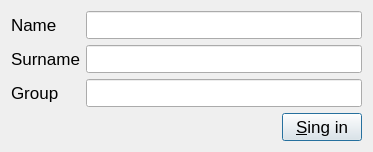
This is Translate/authenticationform.ui in gagikpog/TestAndTranslate as Qt 5 draws it before an edit. The edited form follows.
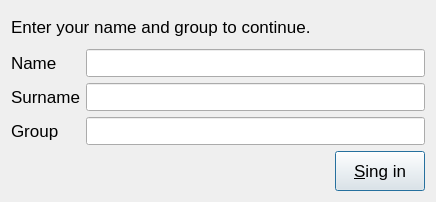
This is the edited form.

Commit message: ending authentication form

```diff
--- a/Translate/authenticationform.ui
+++ b/Translate/authenticationform.ui
@@ -6,10 +6,16 @@
    <rect>
     <x>0</x>
     <y>0</y>
-    <width>373</width>
-    <height>148</height>
+    <width>436</width>
+    <height>202</height>
    </rect>
   </property>
+  <property name="maximumSize">
+   <size>
+    <width>500</width>
+    <height>250</height>
+   </size>
+  </property>
   <property name="font">
    <font>
     <pointsize>13</pointsize>
@@ -19,6 +25,13 @@
    <string>Dialog</string>
   </property>
   <layout class="QVBoxLayout" name="verticalLayout">
+   <item>
+    <widget class="QLabel" name="lblTitle">
+     <property name="text">
+      <string>Enter your name and group to continue.</string>
+     </property>
+    </widget>
+   </item>
    <item>
     <layout class="QFormLayout" name="formLayout">
      <item row="0" column="0">
@@ -91,6 +104,12 @@
      </item>
      <item>
       <widget class="QPushButton" name="btmSingIn">
+       <property name="minimumSize">
+        <size>
+         <width>90</width>
+         <height>40</height>
+        </size>
+       </property>
        <property name="text">
         <string>&amp;Sing in</string>
        </property>
```
Left out of the diff: 9 changed lines with no effect on the pictures. The commit also changes 4 other files.
